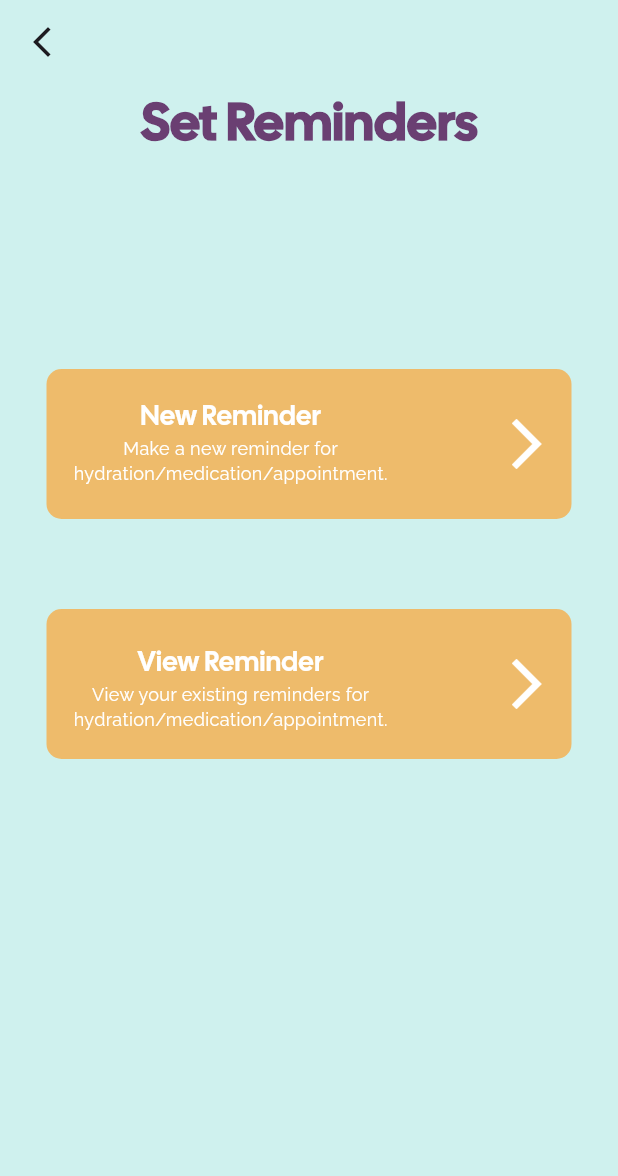
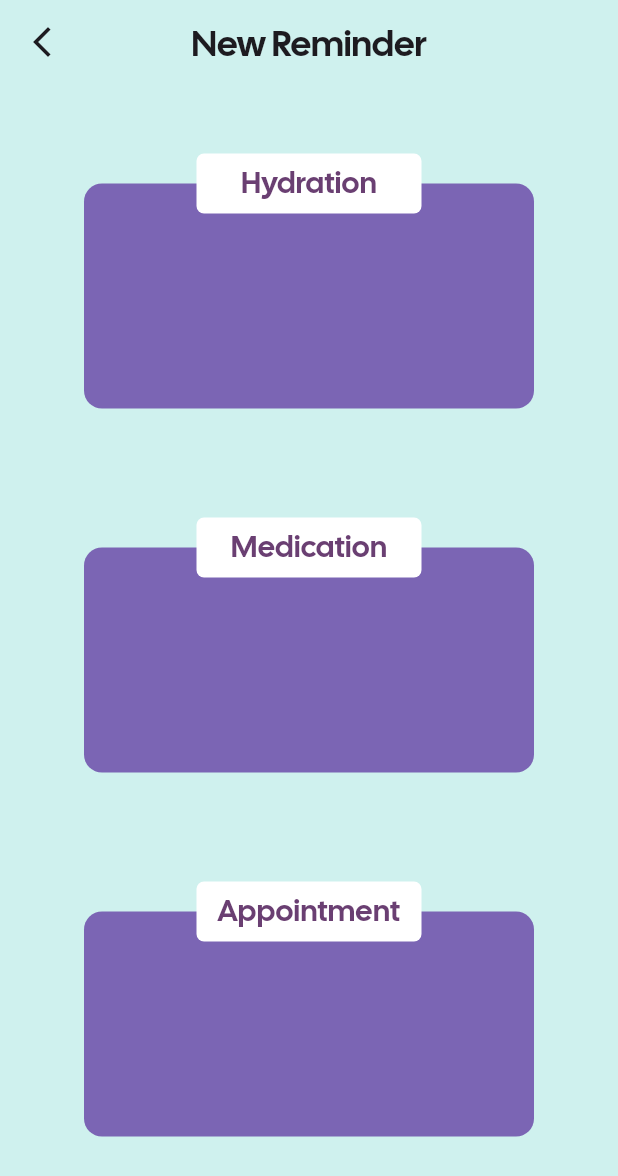
Before and after one commit to TFayyadh/EbuCare, a Flutter app: the ReminderPage screen opened directly, after a tap on "New Reminder", on a phone screen of 412 x 824 dp. Shown: the top 1176 px of the screen. Run offline on Flutter 3.47's test engine with Material 3 defaults, Android fonts, the light colour scheme and no system bars; our stand-ins replace supabase_flutter; accounts and stored records are empty.

Commit message:
Created new_reminder page.
Completed new_reminder page UI.

```diff
--- /dev/null
+++ b/lib/pages/new_reminder_page.dart
@@ -0,0 +1,175 @@
+import 'package:ebucare_app/pages/reminder_page.dart';
+import 'package:flutter/material.dart';
+
+class NewReminderPage extends StatefulWidget {
+  const NewReminderPage({super.key});
+
+  @override
+  State<NewReminderPage> createState() => _NewReminderPageState();
+}
+
+class _NewReminderPageState extends State<NewReminderPage> {
+  @override
+  Widget build(BuildContext context) {
+    return Scaffold(
+      backgroundColor: const Color.fromARGB(255, 207, 241, 238),
+      appBar: AppBar(
+        title: Text(
+          "New Reminder",
+          style: TextStyle(
+            fontFamily: "Calsans",
+            fontSize: 24,
+          ),
+        ),
+        centerTitle: true,
+        backgroundColor: const Color.fromARGB(255, 207, 241, 238),
+        leading: IconButton(
+            onPressed: () {
+              Navigator.pop(context);
+            },
+            icon: Icon(Icons.arrow_back_ios_new_outlined)),
+      ),
+      body: SafeArea(
+        child: Padding(
+          padding: const EdgeInsets.symmetric(horizontal: 10.0, vertical: 20.0),
+          child: Center(
+            child: Column(
+              mainAxisAlignment: MainAxisAlignment.spaceAround,
+              children: [
+                GestureDetector(
+                  onTap: () {
+                    Navigator.push(
+                        context,
+                        MaterialPageRoute(
+                          builder: (context) => const ReminderPage(),
+                        ));
+                  },
+                  child: Container(
+                    height: 150,
+                    width: 300,
+                    decoration: BoxDecoration(
+                      color: const Color.fromARGB(255, 123, 101, 180),
+                      borderRadius: BorderRadius.circular(12),
+                    ),
+                    child: Align(
+                      alignment: Alignment.topCenter,
+                      child: Transform.translate(
+                        offset: Offset(0, -20),
+                        child: Container(
+                          height: 40,
+                          width: 150,
+                          decoration: BoxDecoration(
+                            color: Colors.white,
+                            borderRadius: BorderRadius.circular(5),
+                          ),
+                          child: Padding(
+                            padding: const EdgeInsets.all(5.0),
+                            child: Text(
+                              "Hydration",
+                              textAlign: TextAlign.center,
+                              style: TextStyle(
+                                fontSize: 20,
+                                fontFamily: "Calsans",
+                                color: const Color.fromARGB(255, 106, 63, 114),
+                              ),
+                            ),
+                          ),
+                        ),
+                      ),
+                    ),
+                  ),
+                ),
+                GestureDetector(
+                  onTap: () {
+                    Navigator.push(
+                        context,
+                        MaterialPageRoute(
+                          builder: (context) => const ReminderPage(),
+                        ));
+                  },
+                  child: Container(
+                    height: 150,
+                    width: 300,
+                    decoration: BoxDecoration(
+                      color: const Color.fromARGB(255, 123, 101, 180),
+                      borderRadius: BorderRadius.circular(12),
+                    ),
+                    child: Align(
+                      alignment: Alignment.topCenter,
+                      child: Transform.translate(
+                        offset: Offset(0, -20),
+                        child: Container(
+                          height: 40,
+                          width: 150,
+                          decoration: BoxDecoration(
+                            color: Colors.white,
+                            borderRadius: BorderRadius.circular(5),
+                          ),
+                          child: Padding(
+                            padding: const EdgeInsets.all(5.0),
+                            child: Text(
+                              "Medication",
+                              textAlign: TextAlign.center,
+                              style: TextStyle(
+                                fontSize: 20,
+                                fontFamily: "Calsans",
+                                color: const Color.fromARGB(255, 106, 63, 114),
+                              ),
+                            ),
+                          ),
+                        ),
+                      ),
+                    ),
+                  ),
+                ),
+                GestureDetector(
+                  onTap: () {
+                    Navigator.push(
+                        context,
+                        MaterialPageRoute(
+                          builder: (context) => const ReminderPage(),
+                        ));
+                  },
+                  child: Container(
+                    height: 150,
+                    width: 300,
+                    decoration: BoxDecoration(
+                      color: const Color.fromARGB(255, 123, 101, 180),
+                      borderRadius: BorderRadius.circular(12),
+                    ),
+                    child: Align(
+                      alignment: Alignment.topCenter,
+                      child: Transform.translate(
+                        offset: Offset(0, -20),
+                        child: Container(
+                          height: 40,
+                          width: 150,
+                          decoration: BoxDecoration(
+                            color: Colors.white,
+                            borderRadius: BorderRadius.circular(5),
+                          ),
+                          child: Padding(
+                            padding: const EdgeInsets.all(5.0),
+                            child: Text(
+                              "Appointment",
+                              textAlign: TextAlign.center,
+                              style: TextStyle(
+                                fontSize: 20,
+                                fontFamily: "Calsans",
+                                color: const Color.fromARGB(255, 106, 63, 114),
+                              ),
+                            ),
+                          ),
+                        ),
+                      ),
+                    ),
+                  ),
+                ),
+              ],
+            ),
+          ),
+        ),
+      ),
+    );
+  }
+}
--- a/lib/pages/reminder_page.dart
+++ b/lib/pages/reminder_page.dart
@@ -1,3 +1,4 @@
+import 'package:ebucare_app/pages/new_reminder_page.dart';
 import 'package:flutter/material.dart';
 
 class ReminderPage extends StatefulWidget {
@@ -46,7 +47,7 @@
                       Navigator.push(
                           context,
                           MaterialPageRoute(
-                            builder: (context) => const ReminderPage(),
+                            builder: (context) => const NewReminderPage(),
                           ));
                     },
                     child: Padding(
```
